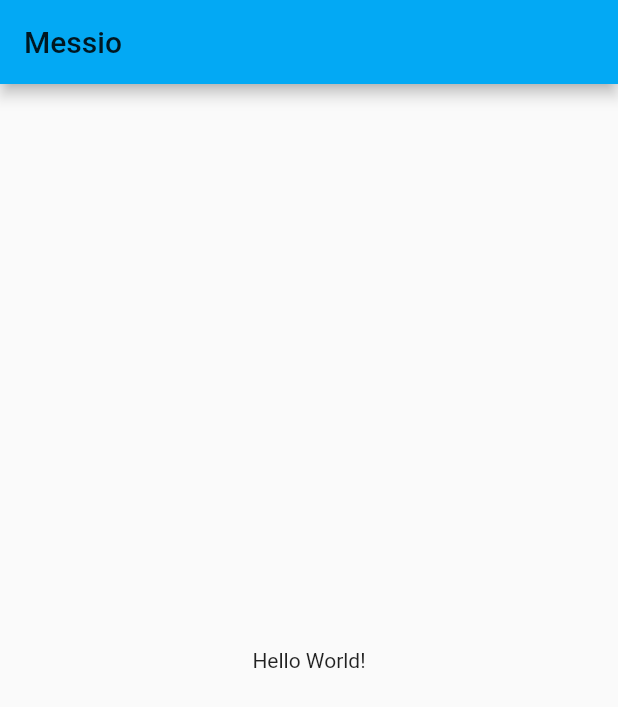
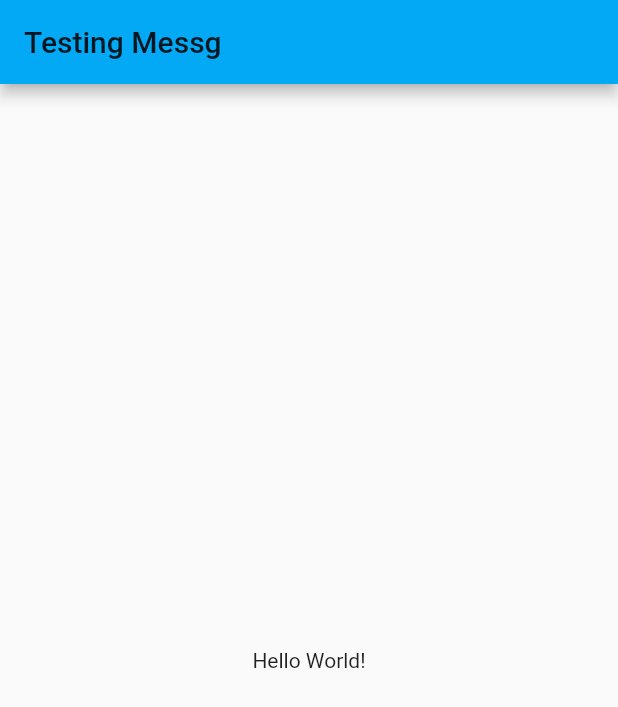
Before and after one commit to moshTech/messg, a Flutter app: the screen it shows after launch, on a phone screen of 412 x 824 dp. Shown: the top 707 px of the screen. Run offline on Flutter 3.47's test engine with Material 2 defaults, Android fonts, the phone set to English and light mode, and no system bars.

Commit message:
Setting up CI

```diff
--- a/lib/main.dart
+++ b/lib/main.dart
@@ -12,7 +12,7 @@ class MyApp extends StatelessWidget {
       theme: ThemeData(
         primarySwatch: Colors.lightBlue,
       ),
-      home: MyHomePage(title: 'Messio'),
+      home: MyHomePage(title: 'Testing Messg'),
     );
   }
 }
```
Also changed, not shown: 1 other file.
